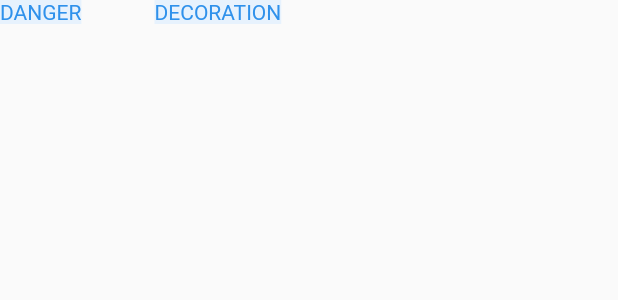
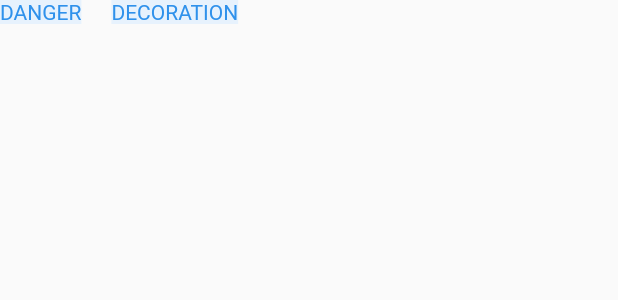
Before and after one commit to abdelrahmanelshreif/green_house, a Flutter app: what buildUsageTypesOfPlanet() shows on an empty page, opened directly, on a phone screen of 412 x 824 dp. Shown: the top 300 px of the screen. Run offline on Flutter 3.47's test engine with Material 2 defaults, Android fonts, the phone set to English and light mode, and no system bars; our stand-ins replace bloc, curved_navigation_bar, flutter_bloc, flutter_svg.

Commit message:
4 Screen UI V2

```diff
--- a/lib/View/planet_widgets.dart
+++ b/lib/View/planet_widgets.dart
@@ -174,25 +174,23 @@ Widget buildStarsAndRate() {
 Widget buildUsageTypesOfPlanet(
     {String text1 = 'DANGER', String text2 = 'DECORATION'}) {
   return Row(
+    mainAxisAlignment: MainAxisAlignment.start,
     children: [
-      Expanded(
-          flex: 1,
-          child: Container(
+      Container(
         child: Text(text1,
             style: TextStyle(
               backgroundColor: Color(0xffe7f2fd),
               color: Color(0xff2f91eb),
             )),
-          )),
-      Expanded(
-          flex: 3,
-          child: Container(
+      ),
+      SizedBox(width: 20),
+      Container(
         child: Text(text2,
             style: TextStyle(
               backgroundColor: Color(0xffe7f2fd),
               color: Color(0xff2f91eb),
             )),
-          )),
+      ),
     ],
   );
 }
```
Also changed, not shown: lib/View/planet_details_screen.dart (+0 -55 lines). Lines whose indentation alone changed are shown as unchanged.
